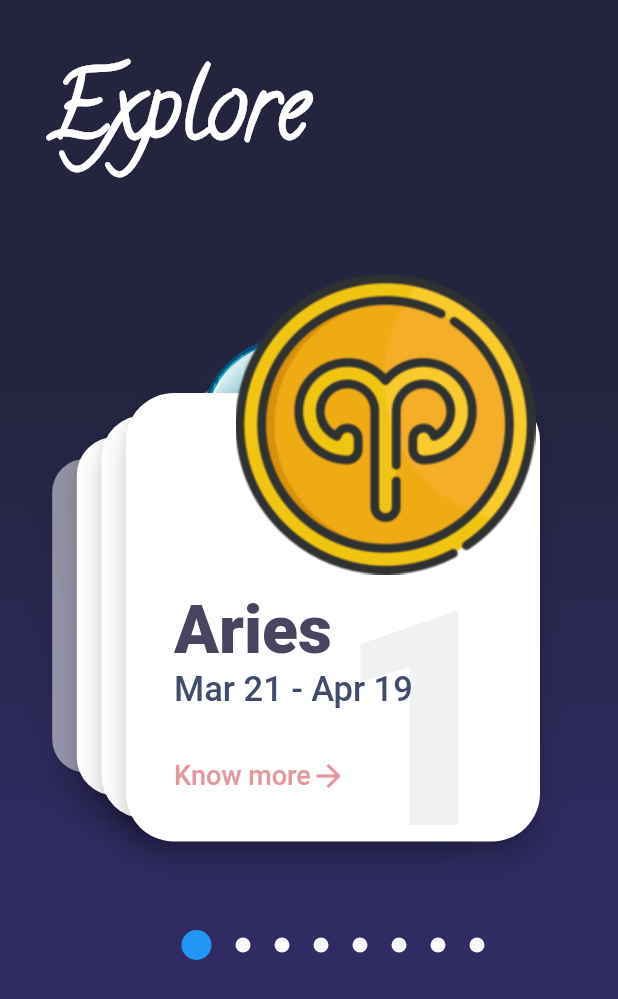
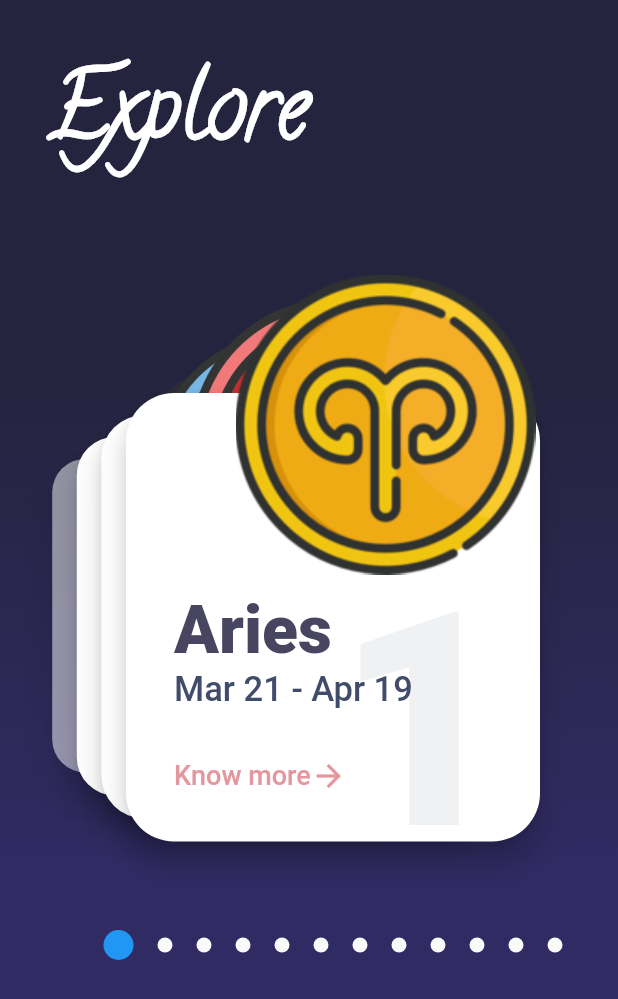
Before and after one commit to akhil-here/Horoscope-App, a Flutter app: the screen it shows after launch, on a phone screen of 412 x 824 dp. Shown: the top 999 px of the screen. Run offline on Flutter 3.47's test engine with Material 2 defaults, Android fonts, the phone set to English and light mode, and no system bars; our stand-ins replace animated_splash_screen, flutter_swiper, page_transition; Roboto replaces fonts that are missing (Avenir); project files that could hold a hidden picture were left out.

Commit message:
details added

```diff
--- a/lib/data.dart
+++ b/lib/data.dart
@@ -4,12 +4,14 @@ class SignInfo {
   final String iconImage;
   final String description;
   final String date;
-  // final List<String> images;
 
-  SignInfo(this.position,
-      {this.name, this.iconImage, this.description, this.date
-      // this.images,
-      });
+  SignInfo(
+    this.position, {
+    this.name,
+    this.iconImage,
+    this.description,
+    this.date,
+  });
 }
 
 List<SignInfo> signs = [
@@ -27,50 +29,84 @@ List<SignInfo> signs = [
     description:
         "Element: \tEarth\nQuality: \tFixed\nColor: \tGreen, Pink\nDay: \tFriday, Monday\nRuler: \tVenus\nGreatest Overall Compatibility: \tScorpio, Cancer\nLucky Numbers: \t2, 6, 9, 12, 24.\n\nStrengths: \tReliable, patient, practical, devoted, responsible, stable\n\nWeaknesses: \tStubborn, possessive, uncompromising\n\nTaurus likes: \tGardening, cooking, music, romance, high quality clothes, working with hands\n\nTaurus dislikes: \tSudden changes, complications, insecurity of any kind, synthetic fabrics",
   ),
-  SignInfo(3,
-      name: 'Gemini',
-      date: "May 21 -June 20",
-      iconImage: 'assets/images/gemini.png',
-      description:
-          "Element: \tAir\nQuality: \tMutable\nColor: \tLight-Green, Yellow\nDay: \tWednesday\nRuler: \tMercury\nGreatest Overall Compatibility: \tSagittarius, Aquarius\nLucky Numbers: \t5, 7, 14, 23\n\nStrengths: \tGentle, affectionate, curious, adaptable, ability to learn quickly and exchange ideas\n\nWeaknesses: \tNervous, inconsistent, indecisive\n\nGemini likes: \tMusic, books, magazines, chats with nearly anyone, short trips around the town\n\nGemini dislikes: \tBeing alone, being confined, repetition and routine"),
+  SignInfo(
+    3,
+    name: 'Gemini',
+    date: "May 21 -June 20",
+    iconImage: 'assets/images/gemini.png',
+    description:
+        "Element: \tAir\nQuality: \tMutable\nColor: \tLight-Green, Yellow\nDay: \tWednesday\nRuler: \tMercury\nGreatest Overall Compatibility: \tSagittarius, Aquarius\nLucky Numbers: \t5, 7, 14, 23\n\nStrengths: \tGentle, affectionate, curious, adaptable, ability to learn quickly and exchange ideas\n\nWeaknesses: \tNervous, inconsistent, indecisive\n\nGemini likes: \tMusic, books, magazines, chats with nearly anyone, short trips around the town\n\nGemini dislikes: \tBeing alone, being confined, repetition and routine",
+  ),
   SignInfo(
     4,
-    name: 'Mars',
-    date: "March 21 - April 19",
-    iconImage: 'assets/images/mars.png',
+    name: 'Cancer',
+    date: "June 21 - July 22",
+    iconImage: 'assets/images/cancer.png',
     description:
-        "The fourth Sign from the sun is Mars, and it's a cold, desert-like place covered in dust. This dust is made of iron oxides, giving the Sign its iconic red hue. Mars shares similarities with Earth: It is rocky, has mountains, valleys and canyons, and storm systems ranging from localized tornado-like dust devils to Sign-engulfing dust storms. ",
+        "Element: \tWater\nQuality: \tCardinal\nColor: \tWhite\nDay: \tMonday, Thursday\nRuler: \tMoon\nGreatest Overall Compatibility: \tCapricorn, Taurus\nLucky Numbers: \t2, 3, 15, 20\n\nStrengths: \tTenacious, highly imaginative, loyal, emotional, sympathetic, persuasive\n\nWeaknesses: \tMoody, pessimistic, suspicious, manipulative, insecure\n\nCancer likes: \tArt, home-based hobbies, relaxing near or in water, helping loved ones, a good meal with friends\n\nCancer dislikes: \tStrangers, any criticism of Mom, revealing of personal life",
   ),
   SignInfo(
     5,
-    name: 'Jupiter',
-    date: "March 21 - April 19",
-    iconImage: 'assets/images/jupiter.png',
+    name: 'Leo',
+    date: "July 23 - Aug 22",
+    iconImage: 'assets/images/leo.png',
     description:
-        "The fifth Sign from the sun, Jupiter is a giant gas world that is the most massive Sign in our solar system — more than twice as massive as all the other Signs combined, according to NASA. Its swirling clouds are colorful due to different types of trace gases. And a major feature in its swirling clouds is the Great Red Spot, a giant storm more than 10,000 miles wide. It has raged at more than 400 mph for the last 150 years, at least. Jupiter has a strong magnetic field, and with 75 moons, it looks a bit like a miniature solar system.",
+        "Element: \tFire\nQuality: \tFixed\nColor: \tGold, Yellow, Orange\nDay: \tSunday\nRuler: \tSun\nGreatest Overall Compatibility: \tAquarius, Gemini\nLucky Numbers: \t1, 3, 10, 19\n\nStrengths: \tCreative, passionate, generous, warm-hearted, cheerful, humorous\n\nWeaknesses: \tArrogant, stubborn, self-centered, lazy, inflexible\n\nLeo likes: \tTheater, taking holidays, being admired, expensive things, bright colors, fun with friends\n\nLeo dislikes: \tBeing ignored, facing difficult reality, not being treated like a king or queen",
   ),
   SignInfo(
     6,
-    name: 'Saturn',
-    date: "March 21 - April 19",
-    iconImage: 'assets/images/saturn.png',
+    name: 'Virgo',
+    date: "Aug 23 - Sept 22",
+    iconImage: 'assets/images/virgo.png',
     description:
-        "The sixth Sign from the sun, Saturn is known most for its rings. When polymath Galileo Galilei first studied Saturn in the early 1600s, he thought it was an object with three parts: a Sign and two large moons on either side. Not knowing he was seeing a Sign with rings, the stumped astronomer entered a small drawing — a symbol with one large circle and two smaller ones — in his notebook, as a noun in a sentence describing his discovery. More than 40 years later, Christiaan Huygens proposed that they were rings. The rings are made of ice and rock and scientists are not yet sure how they formed. The gaseous Sign is mostly hydrogen and helium and has numerous moons.",
+        "Element: \tEarth\nQuality: \tMutable\nColor: \tGrey, Beige, Pale-Yellow\nDay: \tWednesday\nRuler: \tMercury\nGreatest Overall Compatibility: \tPisces, Cancer\nLucky Numbers: \t5, 14, 15, 23, 32\n\nStrengths: \tLoyal, analytical, kind, hardworking, practical\n\nWeaknesses: \tShyness, worry, overly critical of self and others, all work and no play\n\nVirgo likes: \tAnimals, healthy food, books, nature, cleanliness\n\nVirgo dislikes: \tRudeness, asking for help, taking center stage",
   ),
   SignInfo(
     7,
-    name: 'Uranus',
-    date: "March 21 - April 19",
-    iconImage: 'assets/images/uranus.png',
+    name: 'Libra',
+    date: "Sept 23 - Oct 22",
+    iconImage: 'assets/images/libra.png',
     description:
-        "The seventh Sign from the sun, Uranus is an oddball. It has clouds made of hydrogen sulfide, the same chemical that makes rotten eggs smell so foul. It rotates from east to west like Venus. But unlike Venus or any other Sign, its equator is nearly at right angles to its orbit — it basically orbits on its side. Astronomers believe an object twice the size of Earth collided with Uranus roughly 4 billion years ago, causing Uranus to tilt. That tilt causes extreme seasons that last 20-plus years, and the sun beats down on one pole or the other for 84 Earth-years at a time. ",
+        "Element: \tAir\nQuality: \tCardinal\nColor: \tPink, Green\nDay: \tFriday\nRuler: \tVenus\nGreatest Overall Compatibility: \tAries, Sagittarius\nLucky Numbers: \t4, 6, 13, 15, 24\n\nStrengths: \tCooperative,diplomatic, gracious, fair-minded, social\n\nWeaknesses: \t Indecisive, avoids confrontations, will carry a grudge, self-pity\n\nLibra likes: \tHarmony, gentleness, sharing with others, the outdoors\n\nLibra dislikes: \tViolence, injustice, loudmouths, conformity",
   ),
   SignInfo(
     8,
-    name: 'Neptune',
-    date: "March 21 - April 19",
-    iconImage: 'assets/images/neptune.png',
+    name: 'Scorpio',
+    date: "Oct 23 - Nov 21",
+    iconImage: 'assets/images/scorpio.png',
     description:
-        "The eighth Sign from the sun, Neptune is about the size of Uranus and is known for supersonic strong winds. Neptune is far out and cold. The Sign is more than 30 times as far from the sun as Earth. Neptune was the first Sign predicted to exist by using math, before it was visually detected. Irregularities in the orbit of Uranus led French astronomer Alexis Bouvard to suggest some other Sign might be exerting a gravitational tug. German astronomer Johann Galle used calculations to help find Neptune in a telescope. Neptune is about 17 times as massive as Earth and has a rocky core.",
+        "Element: \tWater\nQuality: \tFixed\nColor: \tScarlet, Red, Rust\nDay: \tTuesday\nRuler: \tPluto, Mars\nGreatest Overall Compatibility: \tTaurus, Cancer\nLucky Numbers: \t8, 11, 18, 22\n\nStrengths: \tResourceful, brave, passionate, stubborn, a true friend\n\nWeaknesses: \t Distrusting, jealous, secretive, violent\n\nScorpio likes: \tTruth, facts, being right, longtime friends, teasing, a grand passion\n\nScorpio dislikes: \t Dishonesty, revealing secrets, passive people",
+  ),
+  SignInfo(
+    9,
+    name: 'Sagittarius',
+    date: "Nov 22 - Dec 21",
+    iconImage: 'assets/images/sagittarius.png',
+    description:
+        "Element: \tFire\nQuality: \tMutable\nColor: \tBlue\nDay: \tThursday\nRuler: \tJupiter\nGreatest Overall Compatibility: \tGemini, Aries\nLucky Numbers: \t3, 7, 9, 12, 21\n\nStrengths: \tGenerous, idealistic, great sense of humor\n\nWeaknesses: \tPromises more than can deliver, very impatient, will say anything no matter how undiplomatic\n\nSagittarius likes: \tFreedom, travel, philosophy, being outdoors\n\nSagittarius dislikes: \tClingy people, being constrained, off-the-wall theories, details",
+  ),
+  SignInfo(
+    10,
+    name: 'Capricorn',
+    date: "Dec 22 - Jan 19",
+    iconImage: 'assets/images/sagittarius.png',
+    description:
+        "Element: \tEarth\nQuality: \tCardinal\nColor: \tBrown, Black\nDay: \tTSaturday\nRuler: \tSaturn\nGreatest Overall Compatibility: \tTaurus, Cancer\nLucky Numbers: \t4, 8, 13, 22\n\nStrengths: \tResponsible, disciplined, self-control, good managers\n\nWeaknesses: \tPromises more than can deliver, very impatient, will say anything no matter how undiplomatic\n\nCapricorn likes: \tFamily, tradition, music, understated status, quality craftsmanship\n\nCapricorn dislikes: \tAlmost everything at some point",
+  ),
+  SignInfo(
+    11,
+    name: 'Aquarius',
+    date: "Jan 20 - Feb 18",
+    iconImage: 'assets/images/aquarius.png',
+    description:
+        "Element: \tAir\nQuality: \tFixed\nColor: \t Light-Blue, Silver\nDay: \tSaturday\nRuler: \tUranus, Saturn\nGreatest Overall Compatibility: \tLeo, Sagittarius\nLucky Numbers: \t4, 7, 11, 22, 29\n\nStrengths: \tProgressive, original, independent, humanitarian\n\nWeaknesses: \tRuns from emotional expression, temperamental, uncompromising, aloof\n\nAquarius likes: \tFun with friends, helping others, fighting for causes, intellectual conversation, a good listener\n\nAquarius dislikes: \tLimitations, broken promises, being lonely, dull or boring situations, people who disagree with them",
+  ),
+  SignInfo(
+    12,
+    name: 'Pisces',
+    date: "Feb 19 - Mar 20",
+    iconImage: 'assets/images/pisces.png',
+    description:
+        "Element: \tWater\nQuality: \tMutable\nColor: \tMauve, Lilac, Purple, Violet, Sea green\nDay: \tThursday\nRuler: \tNeptune, Jupiter\nGreatest Overall Compatibility: \Virgo, Taurus\nLucky Numbers: \t3, 9, 12, 15, 18, 24\n\nStrengths: \tCompassionate, artistic, intuitive, gentle, wise, musical\n\nWeaknesses: \tFearful, overly trusting, sad, desire to escape reality, can be a victim or a martyr\n\nPisces likes: \tBeing alone, sleeping, music, romance, visual media, swimming, spiritual themes\n\nPisces dislikes: \tKnow-it-all, being criticized, the past coming back to haunt, cruelty of any kind",
   ),
 ];
```
